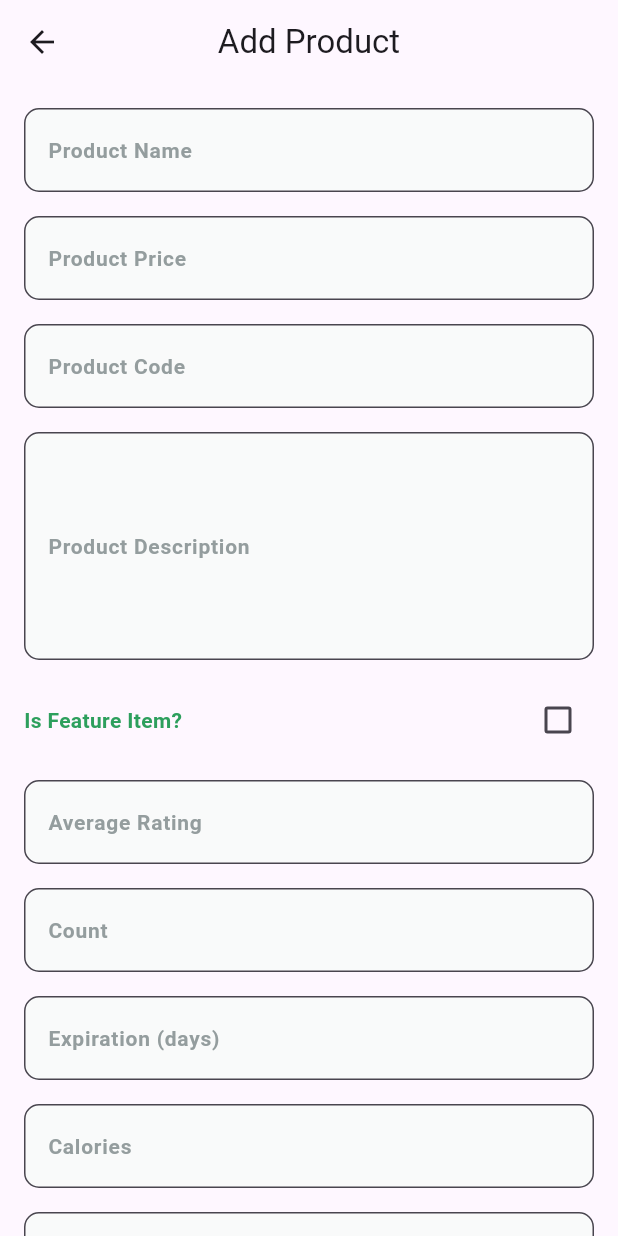
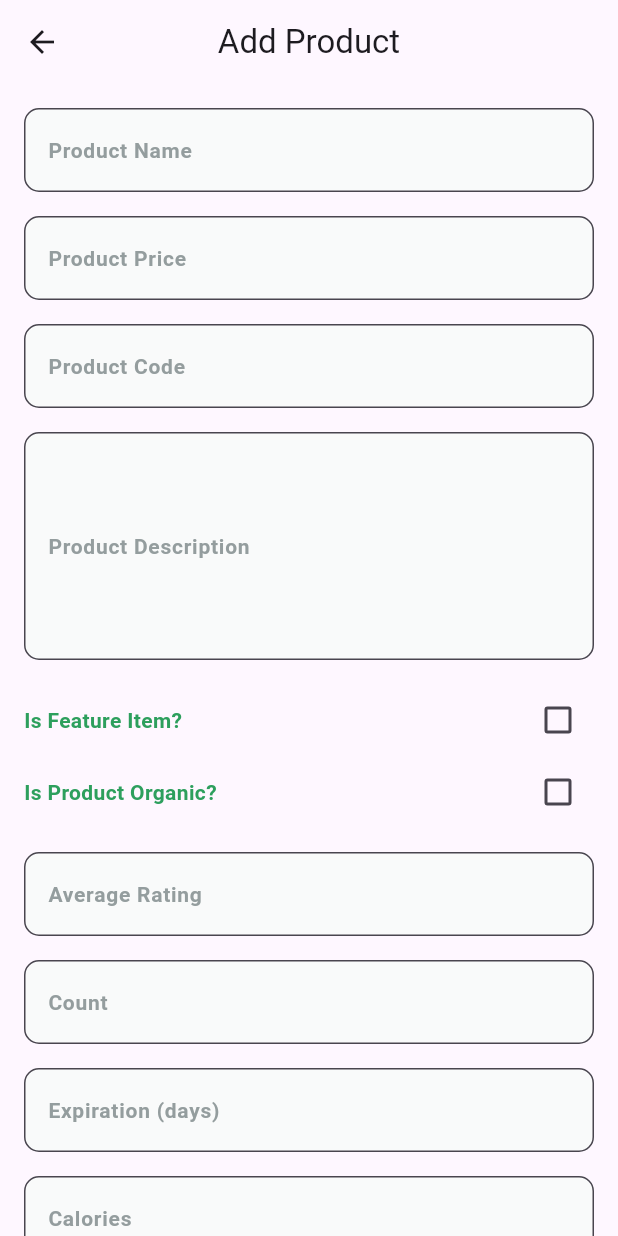
Before and after one commit to karim1430/fruit_hub-_dashboard, a Flutter app: the screen it shows after launch, after a tap on "Next", on a phone screen of 412 x 824 dp. Run offline on Flutter 3.47's test engine with Material 3 defaults, Android fonts, the phone set to English and light mode, and no system bars; our stand-ins replace bloc, cloud_firestore, dartz, firebase_core, firebase_storage, flutter_bloc and 3 more; accounts and stored records are empty; statements that could not run were skipped.

Commit message:
add isOrganic field to AddProductModel; implement OrganicProductSwitcher in UI

```diff
--- a/lib/core/services/supabase_sevice.dart
+++ b/lib/core/services/supabase_sevice.dart
@@ -1,5 +1,6 @@
 import 'dart:io';
 import 'package:fruit_hub_dashboard/core/services/storage_service.dart';
+import 'package:fruit_hub_dashboard/core/utils/backend_endpoint.dart';
 import 'package:fruit_hub_dashboard/core/utils/constant.dart';
 import 'package:path/path.dart' as b;
 import 'package:supabase_flutter/supabase_flutter.dart';
@@ -33,11 +34,11 @@ class SupabaseService implements StorageService {
     String fileName = b.basenameWithoutExtension(file.path);
     String extensionName = b.extension(file.path);
     final result = await _supabase.client.storage
-        .from('fruits_images')
+        .from(BackendEndpoint.imagesFolder)
         .upload('$path/$fileName$extensionName', file);
 
     final String publicUrl = _supabase.client.storage
-        .from('fruits_images')
+        .from(BackendEndpoint.imagesFolder)
         .getPublicUrl('$path/$fileName$extensionName');
 
     return publicUrl;
--- a/lib/core/utils/backend_endpoint.dart
+++ b/lib/core/utils/backend_endpoint.dart
@@ -5,4 +5,5 @@ class BackendEndpoint {
   static const saveData = 'save';
   static String images = 'images';
   static String addProduct = 'addProduct';
+  static String imagesFolder = 'fruits_images';
 }
--- /dev/null
+++ b/lib/core/widgets/is_product_organic.dart
@@ -0,0 +1,45 @@
+import 'package:flutter/material.dart';
+import 'package:flutter/material.dart';
+import 'package:fruit_hub_dashboard/core/utils/constant.dart';
+
+import '../utils/app_styles.dart';
+
+class OrganicProductSwitcher extends StatefulWidget {
+  const OrganicProductSwitcher({super.key, this.onCheckChanged});
+  final ValueChanged<bool>? onCheckChanged;
+  @override
+  State<OrganicProductSwitcher> createState() => _OrganicProductSwitcherState();
+}
+
+class _OrganicProductSwitcherState extends State<OrganicProductSwitcher> {
+  bool check = false;
+
+  @override
+  Widget build(BuildContext context) {
+    return Row(
+      children: [
+        Text(
+          'Is Product Organic?',
+          style: AppStyles.textStyleSemi13.copyWith(color: kLightPrimaryColor),
+        ),
+        Spacer(),
+        Checkbox(
+          checkColor: Colors.white,
+          activeColor: kPrimaryColor,
+          value: check,
+          onChanged: (value) {
+            if (value == true) {
+              check = true;
+              widget.onCheckChanged?.call(check);
+              setState(() {});
+            } else {
+              check = false;
+              widget.onCheckChanged?.call(check);
+              setState(() {});
+            }
+          },
+        ),
+      ],
+    );
+  }
+}
--- a/lib/feature/add_product/data/models/add_product_model.dart
+++ b/lib/feature/add_product/data/models/add_product_model.dart
@@ -17,6 +17,7 @@ class AddProductModel {
   final int numberOfCallories;
   final int unitAmount;
   final List<ReviewModel> reviews;
+  final int sellingCount;
 
   AddProductModel({
     required this.name,
@@ -33,6 +34,7 @@ class AddProductModel {
     this.isOrganic = false,
     required this.unitAmount,
     required this.reviews,
+    this.sellingCount = 0,
   });
 
   factory AddProductModel.fromEntity(
@@ -49,6 +51,7 @@ class AddProductModel {
       avgRatting: addProductInputEntity.avgRatting,
       count: addProductInputEntity.count,
       expiration: addProductInputEntity.expiration,
+      isOrganic: addProductInputEntity.isOrganic,
       numberOfCallories: addProductInputEntity.numberOfCallories,
       unitAmount: addProductInputEntity.unitAmount,
       reviews: addProductInputEntity.reviews
@@ -72,6 +75,8 @@ class AddProductModel {
       'numberOfCallories': numberOfCallories,
       'unitAmount': unitAmount,
       'reviews': reviews.map((e) => e.toJson()),
+      'isOrganic': isOrganic,
+      'sellingCount': sellingCount,
     };
   }
 }
--- a/lib/feature/add_product/presentation/views/widgets/add_product_view_body.dart
+++ b/lib/feature/add_product/presentation/views/widgets/add_product_view_body.dart
@@ -8,6 +8,7 @@ import 'package:fruit_hub_dashboard/core/widgets/condition_and_control.dart';
 import 'package:fruit_hub_dashboard/core/widgets/custom_elevated_button.dart';
 import 'package:fruit_hub_dashboard/core/widgets/custom_text_form_field.dart';
 import 'package:fruit_hub_dashboard/core/widgets/image_field.dart';
+import 'package:fruit_hub_dashboard/core/widgets/is_product_organic.dart';
 import 'package:fruit_hub_dashboard/feature/add_product/domain/entities/add_product_input_entity.dart';
 import 'package:fruit_hub_dashboard/feature/add_product/presentation/manager/add_product/add_product_cubit.dart';
 
@@ -28,7 +29,7 @@ class _AddProductViewBodyState extends State<AddProductViewBody> {
   num avgRatting = 0;
   late num count;
   late num expiration;
-  bool? isOrganic;
+  bool? isOrganic = false;
   late int numberOfCallories;
   late int unitAmount;
   @override
@@ -76,6 +77,11 @@ class _AddProductViewBodyState extends State<AddProductViewBody> {
                 ConditionAndControls(
                   onCheckChanged: (value) {
                     isFeature = value;
+                  },
+                ),
+                OrganicProductSwitcher(
+                  onCheckChanged: (value) {
+                    isOrganic = value;
                   },
                 ),
                 SizedBox(height: 16),
--- a/lib/main.dart
+++ b/lib/main.dart
@@ -3,12 +3,13 @@ import 'package:flutter/material.dart';
 import 'package:fruit_hub_dashboard/core/routing/app_router.dart';
 import 'package:fruit_hub_dashboard/core/routing/routes.dart';
 import 'package:fruit_hub_dashboard/core/services/supabase_sevice.dart';
+import 'package:fruit_hub_dashboard/core/utils/backend_endpoint.dart';
 import 'package:fruit_hub_dashboard/core/utils/setup_get_it.dart';
 
 void main() async {
   WidgetsFlutterBinding.ensureInitialized();
   await SupabaseService.initSupabase();
-  await SupabaseService.createBucket('fruits_images');
+  await SupabaseService.createBucket(BackendEndpoint.imagesFolder);
   await Firebase.initializeApp(
     options: FirebaseOptions(
       apiKey: 'AIzaSyBwh9OgAhPWX5yodtBsI1wB6BIiQkmDnqM',
```
